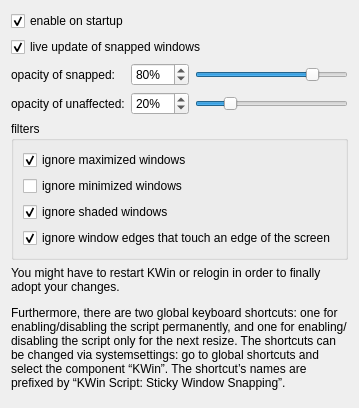
Above: contents/ui/config.ui from Flupp/sticky-window-snapping before the change. Below: the same form after it.
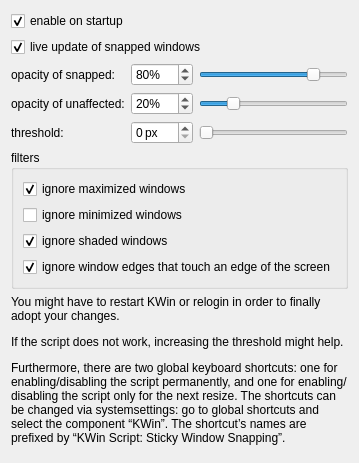
That is the form after the change.

Commit message: made threshold configurable; changed default threshold to 0

Diff of the .ui file:
```diff
--- a/contents/ui/config.ui
+++ b/contents/ui/config.ui
@@ -94,6 +94,33 @@
        </property>
       </widget>
      </item>
+     <item row="2" column="0">
+      <widget class="QLabel" name="label_threshold">
+       <property name="text">
+        <string>threshold:</string>
+       </property>
+      </widget>
+     </item>
+     <item row="2" column="1">
+      <widget class="QSpinBox" name="kcfg_threshold">
+       <property name="suffix">
+        <string> px</string>
+       </property>
+       <property name="maximum">
+        <number>100</number>
+       </property>
+      </widget>
+     </item>
+     <item row="2" column="2">
+      <widget class="QSlider" name="slider_threshold">
+       <property name="maximum">
+        <number>100</number>
+       </property>
+       <property name="orientation">
+        <enum>Qt::Horizontal</enum>
+       </property>
+      </widget>
+     </item>
     </layout>
    </item>
    <item>
@@ -151,7 +178,7 @@
    <item>
     <widget class="QLabel" name="label">
      <property name="text">
-      <string>&lt;html&gt;&lt;head/&gt;&lt;body&gt;&lt;p&gt;You might have to restart KWin or relogin in order to finally adopt your changes.&lt;/p&gt;&lt;p&gt;Furthermore, there are two global keyboard shortcuts: one for enabling/disabling the script permanently, and one for enabling/disabling the script only for the next resize. The shortcuts can be changed via systemsettings: go to global shortcuts and select the component “KWin”. The shortcut’s names are prefixed by “KWin Script: Sticky Window Snapping”.&lt;/p&gt;&lt;/body&gt;&lt;/html&gt;</string>
+      <string>&lt;html&gt;&lt;head/&gt;&lt;body&gt;&lt;p&gt;You might have to restart KWin or relogin in order to finally adopt your changes.&lt;/p&gt;&lt;p&gt;If the script does not work, increasing the threshold might help.&lt;/p&gt;&lt;p&gt;Furthermore, there are two global keyboard shortcuts: one for enabling/disabling the script permanently, and one for enabling/disabling the script only for the next resize. The shortcuts can be changed via systemsettings: go to global shortcuts and select the component “KWin”. The shortcut’s names are prefixed by “KWin Script: Sticky Window Snapping”.&lt;/p&gt;&lt;/body&gt;&lt;/html&gt;</string>
      </property>
      <property name="wordWrap">
       <bool>true</bool>
```
Left out of the diff: 12 changed lines with no effect on the pictures. The commit also changes 2 other files.
